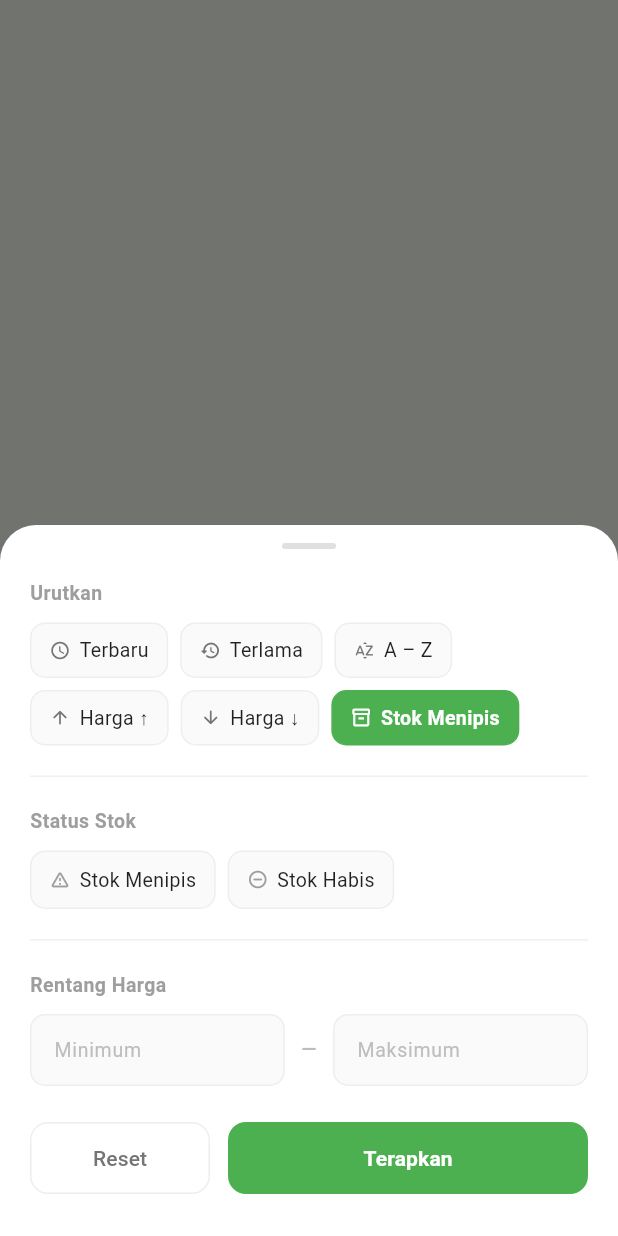
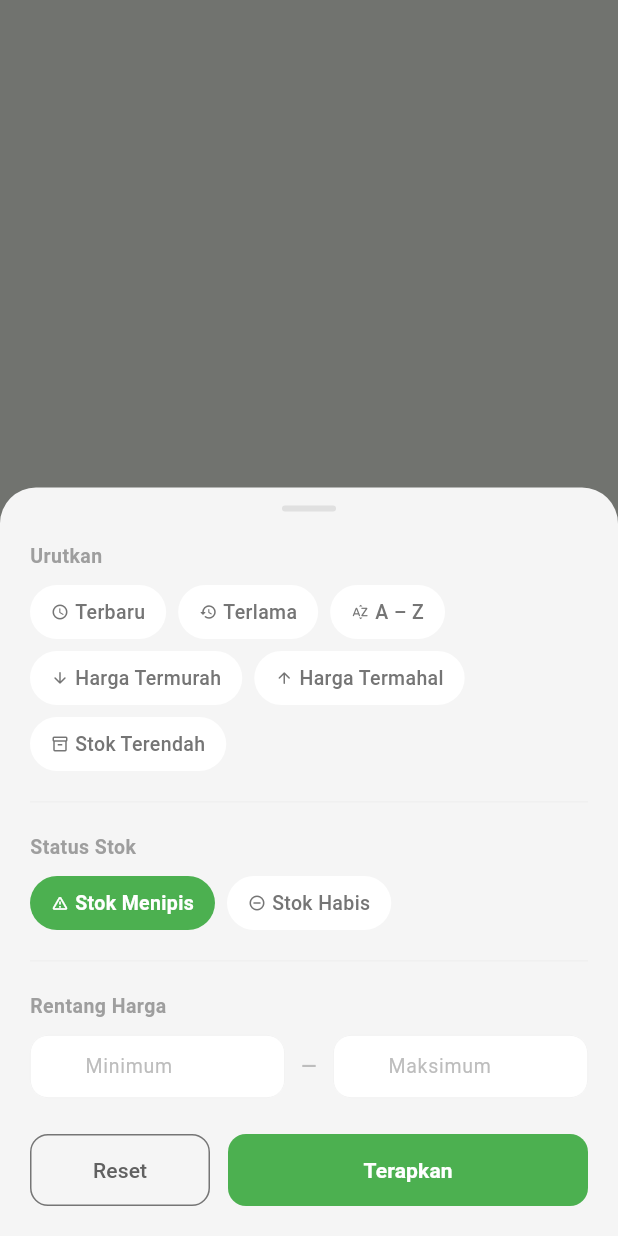
Before and after one commit to nathnia/senkuko-admin, a Flutter app: what showFilterSheet() shows on an empty page, opened directly with empty values, after a tap on "Stok Menipis", on a phone screen of 412 x 824 dp. Run offline on Flutter 3.47's test engine with Material 3 defaults, Android fonts, the phone set to English and light mode, and no system bars; our stand-ins replace connectivity_plus, fluttertoast, get, image_picker; accounts and stored records are empty; network calls fail.

Commit message:
fix UI/UX filtering

```diff
--- a/lib/constant/app_active_filter_chip.dart
+++ b/lib/constant/app_active_filter_chip.dart
@@ -18,9 +18,8 @@ class AppActiveFilterChip extends StatelessWidget {
       child: Container(
         padding: const EdgeInsets.symmetric(horizontal: 10, vertical: 4),
         decoration: BoxDecoration(
-          color: AppColors.primary.withOpacity(0.08),
+          color: AppColors.primary.withAlpha(20),
           borderRadius: BorderRadius.circular(20),
-          border: Border.all(color: AppColors.primary.withOpacity(0.3)),
         ),
         child: Row(
           mainAxisSize: MainAxisSize.min,
--- a/lib/constant/app_colors.dart
+++ b/lib/constant/app_colors.dart
@@ -8,7 +8,7 @@ class AppColors {
   static const background = Color(0xFFF5F5F5);
   static const subtext = Color(0xFF9E9E9E);
   static const card = Colors.white;
-  static const subtitle = Color.fromARGB(255, 32, 32, 32);
+  static const subtitle = Color.fromARGB(255, 79, 79, 79);
 
   static const success = Color(0xFF3B6D11); // fg
   static const successBg = Color(0xFFE8F5E0); // bg badge
--- a/lib/constant/app_filter_button.dart
+++ b/lib/constant/app_filter_button.dart
@@ -20,20 +20,21 @@ class AppFilterButton extends StatelessWidget {
         children: [
           AnimatedContainer(
             duration: const Duration(milliseconds: 200),
-            padding: const EdgeInsets.all(12),
+            width: 42,
+            height: 42,
+            padding: const EdgeInsets.all(11),
             decoration: BoxDecoration(
-              color: isActive
-                  ? AppColors.primary.withOpacity(0.1)
-                  : Colors.white,
+              color: isActive ? AppColors.primary.withAlpha(20) : Colors.white,
               borderRadius: BorderRadius.circular(12),
-              border: isActive
-                  ? Border.all(color: AppColors.primary, width: 1.5)
-                  : null,
+              border: Border.all(
+                color: isActive ? AppColors.primary : Colors.grey.shade200,
+                width: isActive ? 1.5 : 0.5,
+              ),
             ),
             child: Icon(
               Icons.tune_rounded,
               size: 20,
-              color: isActive ? AppColors.primary : Colors.black87,
+              color: isActive ? AppColors.primary : AppColors.subtitle,
             ),
           ),
           if (isActive)
--- a/lib/constant/app_filter_chips.dart
+++ b/lib/constant/app_filter_chips.dart
@@ -53,12 +53,7 @@ class AppFilterChips extends StatelessWidget {
                   decoration: BoxDecoration(
                     color: isSelected ? AppColors.primary : Colors.white,
                     borderRadius: BorderRadius.circular(25),
-                    border: Border.all(
-                      color: isSelected
-                          ? AppColors.primary
-                          : Colors.grey.shade300,
-                      width: 0.5,
-                    ),
+
                   ),
                   child: Row(
                     mainAxisSize: MainAxisSize.min,
@@ -80,7 +75,7 @@ class AppFilterChips extends StatelessWidget {
                           fontWeight: isSelected
                               ? FontWeight.w600
                               : FontWeight.w500,
-                          color: isSelected ? Colors.white : Colors.black87,
+                          color: isSelected ? Colors.white : AppColors.subtitle,
                         ),
                       ),
                     ],
--- a/lib/features/customers/customer_controller.dart
+++ b/lib/features/customers/customer_controller.dart
@@ -18,10 +18,14 @@ class CustomerController extends GetxController {
   // ===================== LIST STATE =====================
   final isLoading = false.obs;
   final customerList = <CustomerData>[].obs;
-  final filteredCustomers = <CustomerData>[].obs; // ← cached, bukan computed getter
+  final filteredCustomers =
+      <CustomerData>[].obs; // ← cached, bukan computed getter
   final selectedCustomer = Rxn<CustomerData>();
   final searchText = ''.obs;
   final Rxn<CustomerStatus> statusFilter = Rxn(CustomerStatus.active);
+
+  final hasError = false.obs;
+  final errorMessage = ''.obs;
 
   @override
   void onInit() {
@@ -110,19 +114,24 @@ class CustomerController extends GetxController {
 
   // ===================== FETCH =====================
  Future<void> fetchCustomers() async {
+  if (isLoading.value) return;
   isLoading.value = true;
+  hasError.value = false;
+  errorMessage.value = '';
   try {
     final res = await CustomerService.getAllCustomers();
     if (res.statusCode == 200) {
       customerList.assignAll(customerModelFromJson(res.body).data);
       _applyFilter();
-      } else if (ApiHelper.isNetworkError(res)) {
-        AppToast.show(ApiHelper.parseError(res.body));
     } else {
-        AppToast.show('Gagal memuat daftar pelanggan');
+      hasError.value = true;
+      errorMessage.value = ApiHelper.isNetworkError(res)
+          ? ApiHelper.parseError(res.body)
+          : 'Gagal memuat daftar pelanggan.';
     }
   } catch (e) {
-      AppToast.show('Gagal memuat data pelanggan');
+    hasError.value = true;
+    errorMessage.value = 'Gagal memuat data.';
   } finally {
     isLoading.value = false;
   }
@@ -148,16 +157,20 @@ class CustomerController extends GetxController {
     final newStatus = customer.isActive
         ? CustomerStatus.inactive
         : CustomerStatus.active;
-    final label = newStatus == CustomerStatus.inactive ? 'nonaktifkan' : 'aktifkan';
+    final label = newStatus == CustomerStatus.inactive
+        ? 'nonaktifkan'
+        : 'aktifkan';
 
     final confirmed = await AppDialog.confirm(
       title:
           '${newStatus == CustomerStatus.active ? 'Aktifkan' : 'Nonaktifkan'} Pelanggan',
       content: 'Yakin ingin $label "${customer.name}"?',
-      confirmLabel:
-          newStatus == CustomerStatus.active ? 'Aktifkan' : 'Nonaktifkan',
-      confirmColor:
-          newStatus == CustomerStatus.active ? Colors.green : Colors.orange,
+      confirmLabel: newStatus == CustomerStatus.active
+          ? 'Aktifkan'
+          : 'Nonaktifkan',
+      confirmColor: newStatus == CustomerStatus.active
+          ? Colors.green
+          : Colors.orange,
     );
 
     if (!confirmed) return false;
--- a/lib/features/products/widgets/filter_bottom_sheet.dart
+++ b/lib/features/products/widgets/filter_bottom_sheet.dart
@@ -7,9 +7,9 @@ const _sortOptions = [
   _SortOption('newest', 'Terbaru', Icons.schedule_rounded),
   _SortOption('oldest', 'Terlama', Icons.history_rounded),
   _SortOption('az', 'A – Z', Icons.sort_by_alpha_rounded),
-  _SortOption('price_asc', 'Harga ↑', Icons.arrow_upward_rounded),
-  _SortOption('price_desc', 'Harga ↓', Icons.arrow_downward_rounded),
-  _SortOption('low_stock', 'Stok Menipis', Icons.inventory_2_outlined),
+  _SortOption('price_asc', 'Harga Termurah', Icons.arrow_downward_rounded),
+  _SortOption('price_desc', 'Harga Termahal', Icons.arrow_upward_rounded),
+  _SortOption('low_stock', 'Stok Terendah', Icons.inventory_2_outlined),
 ];
 
 class _SortOption {
@@ -23,21 +23,20 @@ void showFilterSheet(BuildContext context, ProductController controller) {
   showModalBottomSheet(
     context: context,
     isScrollControlled: true,
-    backgroundColor: Colors.white,
+    backgroundColor: AppColors.background,
     shape: const RoundedRectangleBorder(
       borderRadius: BorderRadius.vertical(top: Radius.circular(24)),
     ),
     builder: (ctx) => Padding(
       padding: EdgeInsets.fromLTRB(
         20, 12, 20,
-        MediaQuery.of(ctx).viewInsets.bottom + 28,
+        MediaQuery.of(ctx).viewInsets.bottom + MediaQuery.of(ctx).padding.bottom + 20,
       ),
       child: SingleChildScrollView(
         child: Column(
           mainAxisSize: MainAxisSize.min,
           crossAxisAlignment: CrossAxisAlignment.start,
           children: [
-            // Handle
             Center(
               child: Container(
                 width: 36,
@@ -58,51 +57,12 @@ void showFilterSheet(BuildContext context, ProductController controller) {
               runSpacing: 8,
               children: _sortOptions.map((opt) {
                 final isSelected = controller.selectedSort.value == opt.key;
-                return GestureDetector(
+                return _FilterPillChip(
+                  label: opt.label,
+                  icon: opt.icon,
+                  isSelected: isSelected,
                   onTap: () => controller.selectedSort.value =
                       isSelected ? '' : opt.key,
-                  child: AnimatedContainer(
-                    duration: const Duration(milliseconds: 160),
-                    padding: const EdgeInsets.symmetric(
-                      horizontal: 12, vertical: 8,
-                    ),
-                    decoration: BoxDecoration(
-                      color: isSelected
-                          ? AppColors.primary
-                          : Colors.grey.shade50,
-                      borderRadius: BorderRadius.circular(10),
-                      border: Border.all(
-                        color: isSelected
-                            ? AppColors.primary
-                            : Colors.grey.shade200,
-                      ),
-                    ),
-                    child: Row(
-                      mainAxisSize: MainAxisSize.min,
-                      children: [
-                        Icon(
-                          opt.icon,
-                          size: 14,
-                          color: isSelected
-                              ? Colors.white
-                              : Colors.grey.shade600,
-                        ),
-                        const SizedBox(width: 6),
-                        Text(
-                          opt.label,
-                          style: TextStyle(
-                            fontSize: 13,
-                            fontWeight: isSelected
-                                ? FontWeight.w600
-                                : FontWeight.w400,
-                            color: isSelected
-                                ? Colors.white
-                                : Colors.black87,
-                          ),
-                        ),
-                      ],
-                    ),
-                  ),
                 );
               }).toList(),
             )),
@@ -114,16 +74,13 @@ void showFilterSheet(BuildContext context, ProductController controller) {
             // ── Stock Status ──────────────────────────────────────────
             _SectionLabel('Status Stok'),
             const SizedBox(height: 10),
-            Obx(() => Row(
+            Obx(() => Wrap(
+              spacing: 8,
               children: [
-                _StockChip(
+                _FilterPillChip(
                   label: 'Stok Menipis',
                   icon: Icons.warning_amber_rounded,
-                  selected: controller.showLowStockOnly.value,
-                  selectedBg: Colors.orange.shade50,
-                  selectedBorder: Colors.orange.shade300,
-                  selectedIcon: Colors.orange,
-                  selectedText: Colors.orange.shade800,
+                  isSelected: controller.showLowStockOnly.value,
                   onTap: () {
                     controller.showLowStockOnly.value =
                         !controller.showLowStockOnly.value;
@@ -132,15 +89,10 @@ void showFilterSheet(BuildContext context, ProductController controller) {
                     }
                   },
                 ),
-                const SizedBox(width: 8),
-                _StockChip(
+                _FilterPillChip(
                   label: 'Stok Habis',
                   icon: Icons.remove_circle_outline_rounded,
-                  selected: controller.showOutOfStockOnly.value,
-                  selectedBg: Colors.red.shade50,
-                  selectedBorder: Colors.red.shade300,
-                  selectedIcon: Colors.red,
-                  selectedText: Colors.red.shade800,
+                  isSelected: controller.showOutOfStockOnly.value,
                   onTap: () {
                     controller.showOutOfStockOnly.value =
                         !controller.showOutOfStockOnly.value;
@@ -171,10 +123,7 @@ void showFilterSheet(BuildContext context, ProductController controller) {
                   padding: const EdgeInsets.symmetric(horizontal: 10),
                   child: Text(
                     '–',
-                    style: TextStyle(
-                      fontSize: 18,
-                      color: Colors.grey.shade400,
-                    ),
+                    style: TextStyle(fontSize: 18, color: Colors.grey.shade400),
                   ),
                 ),
                 Expanded(
@@ -202,17 +151,14 @@ void showFilterSheet(BuildContext context, ProductController controller) {
                     },
                     style: OutlinedButton.styleFrom(
                       padding: const EdgeInsets.symmetric(vertical: 14),
-                      side: BorderSide(color: Colors.grey.shade200),
+                      side: BorderSide(color: Colors.grey.shade600),
                       shape: RoundedRectangleBorder(
                         borderRadius: BorderRadius.circular(12),
                       ),
                     ),
                     child: Text(
                       'Reset',
-                      style: TextStyle(
-                        fontSize: 14,
-                        color: Colors.grey.shade600,
-                      ),
+                      style: TextStyle(fontSize: 14, color: Colors.grey.shade700),
                     ),
                   ),
                 ),
@@ -251,6 +197,59 @@ void showFilterSheet(BuildContext context, ProductController controller) {
   );
 }
 
+// ── Pill chip — sama persis style AppFilterChips ──────────────────────────────
+class _FilterPillChip extends StatelessWidget {
+  final String label;
+  final IconData? icon;
+  final bool isSelected;
+  final VoidCallback onTap;
+
+  const _FilterPillChip({
+    required this.label,
+    required this.isSelected,
+    required this.onTap,
+    this.icon,
+  });
+
+  @override
+  Widget build(BuildContext context) {
+    return GestureDetector(
+      onTap: onTap,
+      child: AnimatedContainer(
+        duration: const Duration(milliseconds: 200),
+        height: 36,
+        padding: const EdgeInsets.symmetric(horizontal: 14),
+        decoration: BoxDecoration(
+          color: isSelected ? AppColors.primary : Colors.white,
+          borderRadius: BorderRadius.circular(25),
+        ),
+        child: Row(
+          mainAxisSize: MainAxisSize.min,
+          crossAxisAlignment: CrossAxisAlignment.center,
+          children: [
+            if (icon != null) ...[
+              Icon(
+                icon,
+                size: 12,
+                color: isSelected ? Colors.white : Colors.grey.shade600,
+              ),
+              const SizedBox(width: 4),
+            ],
+            Text(
+              label,
+              style: TextStyle(
+                fontSize: 13,
+                fontWeight: isSelected ? FontWeight.w600 : FontWeight.w500,
+                color: isSelected ? Colors.white : Colors.grey.shade600,
+              ),
+            ),
+          ],
+        ),
+      ),
+    );
+  }
+}
+
 // ── Section label ─────────────────────────────────────────────────────────────
 class _SectionLabel extends StatelessWidget {
   final String text;
@@ -270,66 +269,6 @@ class _SectionLabel extends StatelessWidget {
   }
 }
 
-// ── Stock chip ────────────────────────────────────────────────────────────────
-class _StockChip extends StatelessWidget {
-  final String label;
-  final IconData icon;
-  final bool selected;
-  final Color selectedBg;
-  final Color selectedBorder;
-  final Color selectedIcon;
-  final Color selectedText;
-  final VoidCallback onTap;
-
-  const _StockChip({
-    required this.label,
-    required this.icon,
-    required this.selected,
-    required this.selectedBg,
-    required this.selectedBorder,
-    required this.selectedIcon,
-    required this.selectedText,
-    required this.onTap,
-  });
-
-  @override
-  Widget build(BuildContext context) {
-    return GestureDetector(
-      onTap: onTap,
-      child: AnimatedContainer(
-        duration: const Duration(milliseconds: 160),
-        padding: const EdgeInsets.symmetric(horizontal: 12, vertical: 9),
-        decoration: BoxDecoration(
-          color: selected ? selectedBg : Colors.grey.shade50,
-          borderRadius: BorderRadius.circular(10),
-          border: Border.all(
-            color: selected ? selectedBorder : Colors.grey.shade200,
-          ),
-        ),
-        child: Row(
-          mainAxisSize: MainAxisSize.min,
-          children: [
-            Icon(
-              icon,
-              size: 14,
-              color: selected ? selectedIcon : Colors.grey.shade500,
-            ),
-            const SizedBox(width: 6),
-            Text(
-              label,
-              style: TextStyle(
-                fontSize: 13,
-                fontWeight: selected ? FontWeight.w600 : FontWeight.w400,
-                color: selected ? selectedText : Colors.black87,
-              ),
-            ),
-          ],
-        ),
-      ),
-    );
-  }
-}
-
 // ── Price field ───────────────────────────────────────────────────────────────
 class _PriceField extends StatelessWidget {
   final TextEditingController controller;
@@ -339,35 +278,35 @@ class _PriceField extends StatelessWidget {
 
   @override
   Widget build(BuildContext context) {
-    return TextField(
+    return SizedBox(
+      height: 42,
+      child: TextField(
         controller: controller,
         keyboardType: TextInputType.number,
         style: const TextStyle(fontSize: 14),
         decoration: InputDecoration(
-        labelText: label,
-        labelStyle: TextStyle(fontSize: 13, color: Colors.grey.shade400),
+          hintText: label,
+          hintStyle: TextStyle(fontSize: 13, color: Colors.grey.shade400),
           prefixText: 'Rp ',
           prefixStyle: TextStyle(fontSize: 14, color: Colors.grey.shade500),
           filled: true,
-        fillColor: Colors.grey.shade50,
+          fillColor: Colors.white,
+          contentPadding: const EdgeInsets.symmetric(vertical: 0, horizontal: 12),
           border: OutlineInputBorder(
-          borderRadius: BorderRadius.circular(10),
-          borderSide: BorderSide.none,
+            borderRadius: BorderRadius.circular(12),
+            borderSide: BorderSide(color: Colors.grey.shade200, width: 0.5),
           ),
           enabledBorder: OutlineInputBorder(
-          borderRadius: BorderRadius.circular(10),
-          borderSide: BorderSide(color: Colors.grey.shade200),
+            borderRadius: BorderRadius.circular(12),
+            borderSide: BorderSide(color: Colors.grey.shade200, width: 0.5),
           ),
           focusedBorder: OutlineInputBorder(
-          borderRadius: BorderRadius.circular(10),
+            borderRadius: BorderRadius.circular(12),
             borderSide: BorderSide(
               color: AppColors.primary.withAlpha(80),
-            width: 1.5,
+              width: 1,
             ),
           ),
-        contentPadding: const EdgeInsets.symmetric(
-          horizontal: 12,
-          vertical: 12,
         ),
       ),
     );
```
Lines whose indentation alone changed are shown as unchanged.
